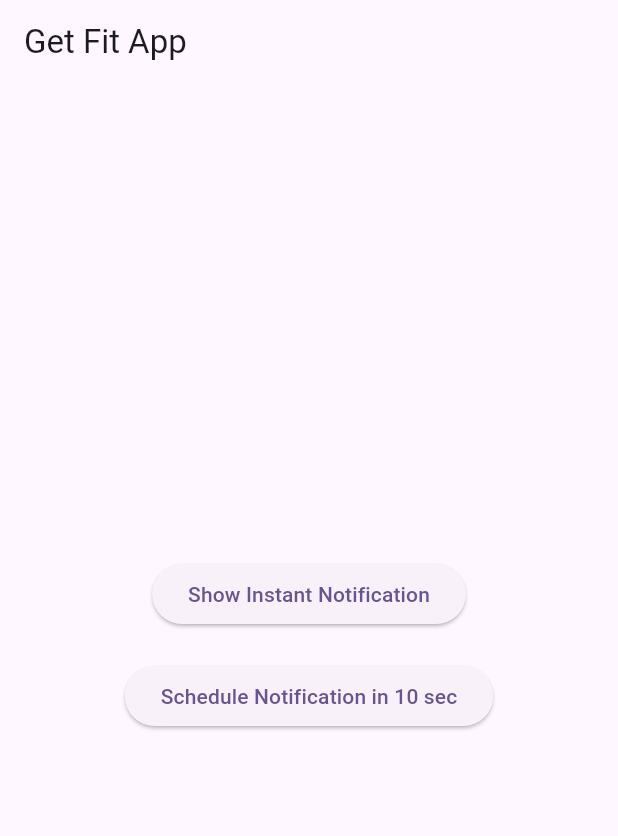
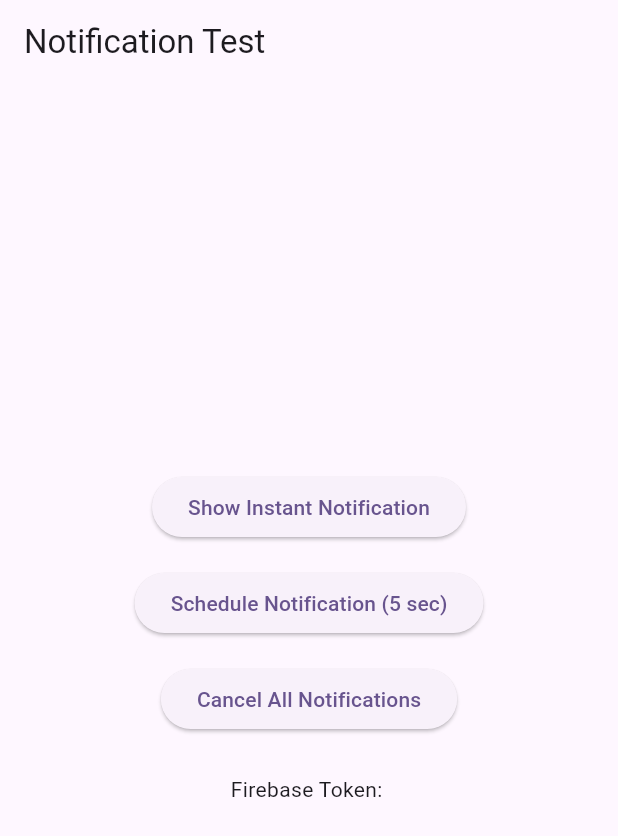
Before and after one commit to marcsaffold17/GetFitApp, a Flutter app: the screen it shows after launch, after a tap on "Show Instant Notification", on a phone screen of 412 x 824 dp. Shown: the top 836 px of the screen. Run offline on Flutter 3.47's test engine with Material 3 defaults, Android fonts, the phone set to English and light mode, and no system bars; our stand-ins replace cloud_firestore, firebase_core, firebase_messaging, flutter_local_notifications, flutter_timezone, timezone; accounts and stored records are empty.

Commit message:
Commiting everything not having an error before it explodes!

```diff
--- a/get_fit_app/lib/Services/notification_service.dart
+++ b/get_fit_app/lib/Services/notification_service.dart
@@ -7,19 +7,27 @@ import 'package:timezone/timezone.dart' as tz;
 class NotificationService {
   static final FlutterLocalNotificationsPlugin _localNotificationsPlugin =
   FlutterLocalNotificationsPlugin();
+  static final FirebaseMessaging _firebaseMessaging = FirebaseMessaging.instance;
 
-  /// Initialize notifications
+  /// Initialize notifications (Local + Firebase)
   static Future<void> initNotifications() async {
-    const AndroidInitializationSettings androidInitializationSettings =
+    const AndroidInitializationSettings androidInitSettings =
     AndroidInitializationSettings('@mipmap/ic_launcher');
 
     const InitializationSettings initializationSettings = InitializationSettings(
-      android: androidInitializationSettings,
+      android: androidInitSettings,
     );
 
     await _localNotificationsPlugin.initialize(initializationSettings);
 
-    // Initialize Firebase Messaging
+    // Request permission for Firebase notifications
+    await _firebaseMessaging.requestPermission(
+      alert: true,
+      badge: true,
+      sound: true,
+    );
+
+    // Firebase push notifications listener
     FirebaseMessaging.onMessage.listen((RemoteMessage message) {
       if (message.notification != null) {
         showInstantNotification(
@@ -28,6 +36,9 @@ class NotificationService {
         );
       }
     });
+
+    // Initialize timezone data
+    tz.initializeTimeZones();
   }
 
   /// Show an instant notification
@@ -37,8 +48,8 @@ class NotificationService {
   }) async {
     const NotificationDetails notificationDetails = NotificationDetails(
       android: AndroidNotificationDetails(
-        'instant_notification_channel',
-        'Instant Notifications',
+        'instant_notification_channel', // Channel ID
+        'Instant Notifications', // Channel Name
         importance: Importance.max,
         priority: Priority.high,
       ),
@@ -58,18 +69,16 @@ class NotificationService {
     required String body,
     required int seconds,
   }) async {
-    // Initialize time zones
-    tz.initializeTimeZones();
+    // Ensure time zones are initialized
     final String timeZone = await FlutterTimezone.getLocalTimezone();
-    final tz.TZDateTime scheduledDate =
-    tz.TZDateTime.now(tz.getLocation(timeZone)).add(Duration(seconds: seconds));
+    final tz.Location location = tz.getLocation(timeZone);
+    final tz.TZDateTime scheduledDate = tz.TZDateTime.now(location).add(Duration(seconds: seconds));
 
-    // Schedule the notification
     await _localNotificationsPlugin.zonedSchedule(
       0, // Notification ID
-      title, // Title
-      body, // Body
-      scheduledDate, // Scheduled time
+      title,
+      body,
+      scheduledDate,
       const NotificationDetails(
         android: AndroidNotificationDetails(
           'workout_reminder_channel', // Channel ID
@@ -79,6 +88,12 @@ class NotificationService {
         ),
       ),
       androidScheduleMode: AndroidScheduleMode.exactAllowWhileIdle,
+      uiLocalNotificationDateInterpretation: UILocalNotificationDateInterpretation.wallClockTime,
     );
   }
+
+  /// Cancel all notifications
+  static Future<void> cancelAllNotifications() async {
+    await _localNotificationsPlugin.cancelAll();
+  }
 }
--- a/get_fit_app/lib/main.dart
+++ b/get_fit_app/lib/main.dart
@@ -12,7 +12,7 @@ void main() async{
 }
 
 class MyApp extends StatelessWidget {
-  const MyApp({super.key});
+  const MyApp({Key? key}) : super(key: key);
 
   // This widget is the root of your application.
   @override
@@ -24,7 +24,7 @@ class MyApp extends StatelessWidget {
 
         colorScheme: ColorScheme.fromSeed(seedColor: Colors.deepPurple),
       ),
-      home: const HomeScreen(),
+      home: const HomeView(),
     );
   }
 }
--- a/get_fit_app/lib/view/view.dart
+++ b/get_fit_app/lib/view/view.dart
@@ -0,0 +1,106 @@
+import 'package:flutter/material.dart';
+import 'package:cloud_firestore/cloud_firestore.dart';
+import '../services/notification_service.dart'; // Import your notification service
+import 'package:firebase_messaging/firebase_messaging.dart';
+
+class HomeView extends StatefulWidget {
+  const HomeView({Key? key}) : super(key: key);
+
+  @override
+  _HomeViewState createState() => _HomeViewState();
+}
+
+class _HomeViewState extends State<HomeView> {
+  String? _firebaseToken;
+
+  @override
+  void initState() {
+    super.initState();
+    _initializeFirebaseMessaging();
+  }
+
+  Future<void> _initializeFirebaseMessaging() async {
+    FirebaseMessaging messaging = FirebaseMessaging.instance;
+
+    // Request permission for notifications
+    NotificationSettings settings = await messaging.requestPermission(
+      alert: true,
+      badge: true,
+      sound: true,
+    );
+
+    if (settings.authorizationStatus == AuthorizationStatus.authorized) {
+      print('User granted permission');
+    } else {
+      print('User declined or has not accepted permission');
+    }
+
+    // Get Firebase Token
+    String? token = await messaging.getToken();
+    setState(() {
+      _firebaseToken = token;
+    });
+
+    print("Firebase Messaging Token: $_firebaseToken");
+
+    // Listen for incoming messages while the app is in the foreground
+    FirebaseMessaging.onMessage.listen((RemoteMessage message) {
+      if (message.notification != null) {
+        NotificationService.showInstantNotification(
+          title: message.notification!.title ?? 'No Title',
+          body: message.notification!.body ?? 'No Body',
+        );
+      }
+    });
+  }
+
+  @override
+  Widget build(BuildContext context) {
+    return Scaffold(
+      appBar: AppBar(title: const Text('Notification Test')),
+      body: Center(
+        child: Column(
+          mainAxisAlignment: MainAxisAlignment.center,
+          children: [
+            ElevatedButton(
+              onPressed: () async {
+                await NotificationService.showInstantNotification(
+                  title: "Test Notification",
+                  body: "This is an instant notification",
+                );
+              },
+              child: const Text('Show Instant Notification'),
+            ),
+            const SizedBox(height: 16),
+            ElevatedButton(
+              onPressed: () async {
+                await NotificationService.scheduleNotification(
+                  title: "Scheduled Notification",
+                  body: "This will show after 5 seconds",
+                  seconds: 5,
+                );
+              },
+              child: const Text('Schedule Notification (5 sec)'),
+            ),
+            const SizedBox(height: 16),
+            ElevatedButton(
+              onPressed: () async {
+                await NotificationService.cancelAllNotifications();
+              },
+              child: const Text('Cancel All Notifications'),
+            ),
+            const SizedBox(height: 16),
+            if (_firebaseToken != null)
+              Padding(
+                padding: const EdgeInsets.all(10.0),
+                child: SelectableText(
+                  "Firebase Token:\n$_firebaseToken",
+                  textAlign: TextAlign.center,
+                ),
+              ),
+          ],
+        ),
+      ),
+    );
+  }
+}
--- a/get_fit_app/pubspec.yaml
+++ b/get_fit_app/pubspec.yaml
@@ -38,7 +38,7 @@ dependencies:
   cloud_firestore: ^5.4.2
   firebase_core_platform_interface: ^5.4.0
   firebase_messaging: ^15.2.4
-  flutter_local_notifications: ^19.0.0
+  flutter_local_notifications: ^16.3.1
   flutter_timezone: ^4.1.0
 
 dev_dependencies:
```
Also changed, not shown: get_fit_app/pubspec.lock, 1 other file.
